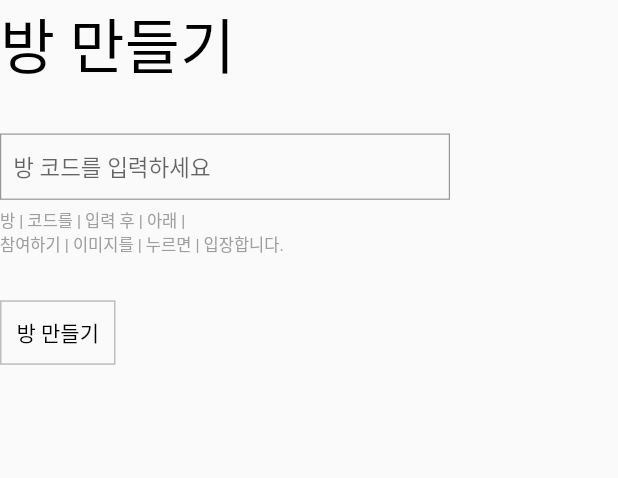
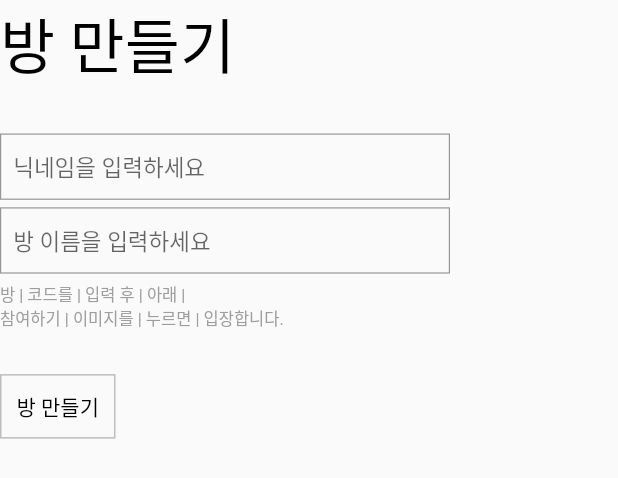
Before and after one commit to nnsyu/excel_chat, a Flutter app: the CreateTap widget shown alone on an empty page, opened directly, on a phone screen of 412 x 824 dp. Shown: the top 478 px of the screen. Run offline on Flutter 3.47's test engine with Material 2 defaults, Android fonts, the light colour scheme and no system bars; our stand-ins replace firebase_core, firebase_database; accounts and stored records are empty; generated files the repository leaves out were written again.

Commit message:
방 입장 기능 구현중

```diff
--- a/lib/screen/join/create_tap.dart
+++ b/lib/screen/join/create_tap.dart
@@ -1,24 +1,44 @@
+import 'package:excel_chat/service/firebase_manager.dart';
+import 'package:firebase_database/firebase_database.dart';
 import 'package:flutter/cupertino.dart';
 import 'package:flutter/material.dart';
 
 class CreateTap extends StatefulWidget {
   const CreateTap({super.key});
+
   @override
   State<CreateTap> createState() => _CreateTapState();
 }
 
 class _CreateTapState extends State<CreateTap> {
-  late TextEditingController _inputController;
+  late TextEditingController _inputNickController;
+  late TextEditingController _inputNameController;
+
+  void createRoom(String nick, String name) async {
+    print('닉네임 : $nick, 방이름 : $name');
+    //todo : 방을 새로 만든다.
+    DatabaseReference ref = FirebaseDatabase.instance.ref(FirebaseManager.chatRef);
+
+    await ref.push().set({
+    // "name": "John",
+    // "age": 18,
+    // "address": {
+    //   "line1": "100 Mountain View"
+    // }
+    });
+  }
 
   @override
   void initState() {
     super.initState();
-    _inputController = TextEditingController();
+    _inputNickController = TextEditingController();
+    _inputNameController = TextEditingController();
   }
 
   @override
   void dispose() {
-    _inputController.dispose();
+    _inputNickController.dispose();
+    _inputNameController.dispose();
     super.dispose();
   }
 
@@ -54,12 +74,48 @@ class _CreateTapState extends State<CreateTap> {
                 fontSize: 15,
                 color: Colors.black.withOpacity(0.4),
               ),
-              controller: _inputController,
+              controller: _inputNickController,
               textAlign: TextAlign.start,
               decoration: InputDecoration(
                 contentPadding: EdgeInsets.all(0),
                 border: InputBorder.none,
-                hintText: '방 코드를 입력하세요',
+                hintText: '닉네임을 입력하세요',
+                suffix: GestureDetector(
+                  child: Icon(
+                    Icons.arrow_forward,
+                    color: Colors.grey.shade200,
+                    size: 18,
+                  ),
+                ),
+                isDense: true,
+              ),
+            ),
+          ),
+        ),
+        SizedBox(
+          height: 5,
+        ),
+        Container(
+          width: 300,
+          decoration: BoxDecoration(
+            border: Border.all(
+              width: 0.8,
+              color: Colors.black.withOpacity(0.4),
+            ),
+          ),
+          child: Padding(
+            padding: const EdgeInsets.symmetric(vertical: 10, horizontal: 8),
+            child: TextField(
+              style: TextStyle(
+                fontSize: 15,
+                color: Colors.black.withOpacity(0.4),
+              ),
+              controller: _inputNameController,
+              textAlign: TextAlign.start,
+              decoration: InputDecoration(
+                contentPadding: EdgeInsets.all(0),
+                border: InputBorder.none,
+                hintText: '방 이름을 입력하세요',
                 suffix: GestureDetector(
                   child: Icon(
                     Icons.arrow_forward,
@@ -82,8 +138,15 @@ class _CreateTapState extends State<CreateTap> {
             color: Colors.grey[500],
           ),
         ),
-        SizedBox(height: 30,),
-        Container(
+        SizedBox(
+          height: 30,
+        ),
+        GestureDetector(
+          onTap: () => createRoom(
+            _inputNickController.text,
+            _inputNameController.text,
+          ),
+          child: Container(
             decoration: BoxDecoration(
               border: Border(
                 top: BorderSide(
@@ -114,6 +177,7 @@ class _CreateTapState extends State<CreateTap> {
               ),
             ),
           ),
+        ),
       ],
     ));
   }
--- a/lib/service/firebase_manager.dart
+++ b/lib/service/firebase_manager.dart
@@ -1,3 +1,5 @@
 class FirebaseManager {
+  static const String chatRef = "excel_chat/chat";
+  static const String noticeRef = "excel_chat/notice";
 
 }
```
Also changed, not shown: lib/screen/join/join_tap.dart (+7 -3 lines). Lines whose indentation alone changed are shown as unchanged.
